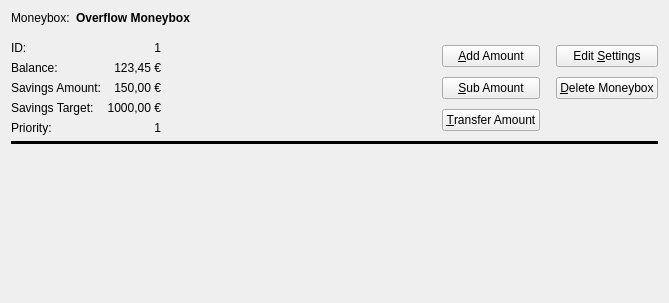
First picture: the form in src/gui/ui/static/moneybox_overview_widget.ui, repository PythBuster/savings_manager_gui, before the edit.
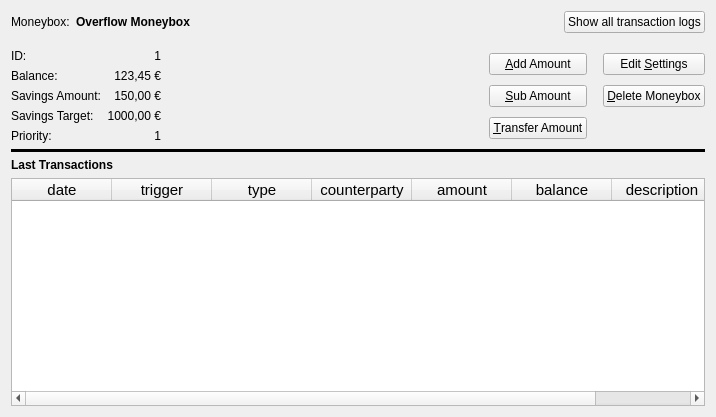
Second picture: the form after the edit.

Commit message: feat: first implementation of transaction logs + fix input validators

The edit to the form file:
```diff
--- a/src/gui/ui/static/moneybox_overview_widget.ui
+++ b/src/gui/ui/static/moneybox_overview_widget.ui
@@ -6,8 +6,8 @@
    <rect>
     <x>0</x>
     <y>0</y>
-    <width>669</width>
-    <height>303</height>
+    <width>716</width>
+    <height>417</height>
    </rect>
   </property>
   <property name="windowTitle">
@@ -31,7 +31,7 @@
     </spacer>
    </item>
    <item>
-    <layout class="QVBoxLayout" name="verticalLayout">
+    <layout class="QVBoxLayout" name="verticalLayout" stretch="0,0,0,0,0,1">
      <property name="rightMargin">
       <number>0</number>
      </property>
@@ -86,6 +86,13 @@
          </property>
         </spacer>
        </item>
+       <item>
+        <widget class="QPushButton" name="pushButton_all_transaction_logs">
+         <property name="text">
+          <string>Show all transaction logs</string>
+         </property>
+        </widget>
+       </item>
       </layout>
      </item>
      <item>
@@ -300,17 +307,102 @@
       </widget>
      </item>
      <item>
-      <spacer name="verticalSpacer">
-       <property name="orientation">
-        <enum>Qt::Orientation::Vertical</enum>
+      <widget class="QLabel" name="label_4">
+       <property name="font">
+        <font>
+         <bold>true</bold>
+        </font>
        </property>
-       <property name="sizeHint" stdset="0">
-        <size>
-         <width>20</width>
-         <height>40</height>
-        </size>
+       <property name="text">
+        <string>Last Transactions</string>
        </property>
-      </spacer>
+      </widget>
+     </item>
+     <item>
+      <widget class="QTableWidget" name="tableWidget_transaction_logs">
+       <property name="frameShape">
+        <enum>QFrame::Shape::StyledPanel</enum>
+       </property>
+       <property name="sizeAdjustPolicy">
+        <enum>QAbstractScrollArea::SizeAdjustPolicy::AdjustIgnored</enum>
+       </property>
+       <property name="selectionMode">
+        <enum>QAbstractItemView::SelectionMode::SingleSelection</enum>
+       </property>
+       <property name="sortingEnabled">
+        <bool>false</bool>
+       </property>
+       <column>
+        <property name="text">
+         <string>date</string>
+        </property>
+        <property name="font">
+         <font>
+          <pointsize>11</pointsize>
+         </font>
+        </property>
+       </column>
+       <column>
+        <property name="text">
+         <string>trigger</string>
+        </property>
+        <property name="font">
+         <font>
+          <pointsize>11</pointsize>
+         </font>
+        </property>
+       </column>
+       <column>
+        <property name="text">
+         <string>type</string>
+        </property>
+        <property name="font">
+         <font>
+          <pointsize>11</pointsize>
+         </font>
+        </property>
+       </column>
+       <column>
+        <property name="text">
+         <string>counterparty</string>
+        </property>
+        <property name="font">
+         <font>
+          <pointsize>11</pointsize>
+         </font>
+        </property>
+       </column>
+       <column>
+        <property name="text">
+         <string>amount</string>
+        </property>
+        <property name="font">
+         <font>
+          <pointsize>11</pointsize>
+         </font>
+        </property>
+       </column>
+       <column>
+        <property name="text">
+         <string>balance</string>
+        </property>
+        <property name="font">
+         <font>
+          <pointsize>11</pointsize>
+         </font>
+        </property>
+       </column>
+       <column>
+        <property name="text">
+         <string>description</string>
+        </property>
+        <property name="font">
+         <font>
+          <pointsize>11</pointsize>
+         </font>
+        </property>
+       </column>
+      </widget>
      </item>
     </layout>
    </item>
```
The commit also changes 11 other files.
